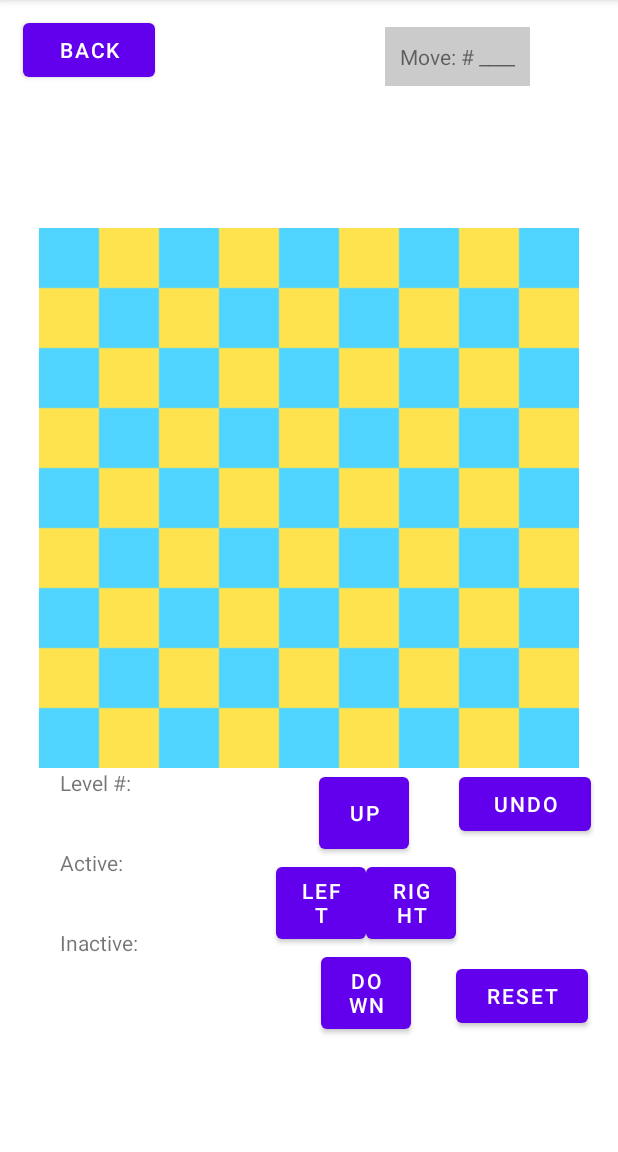
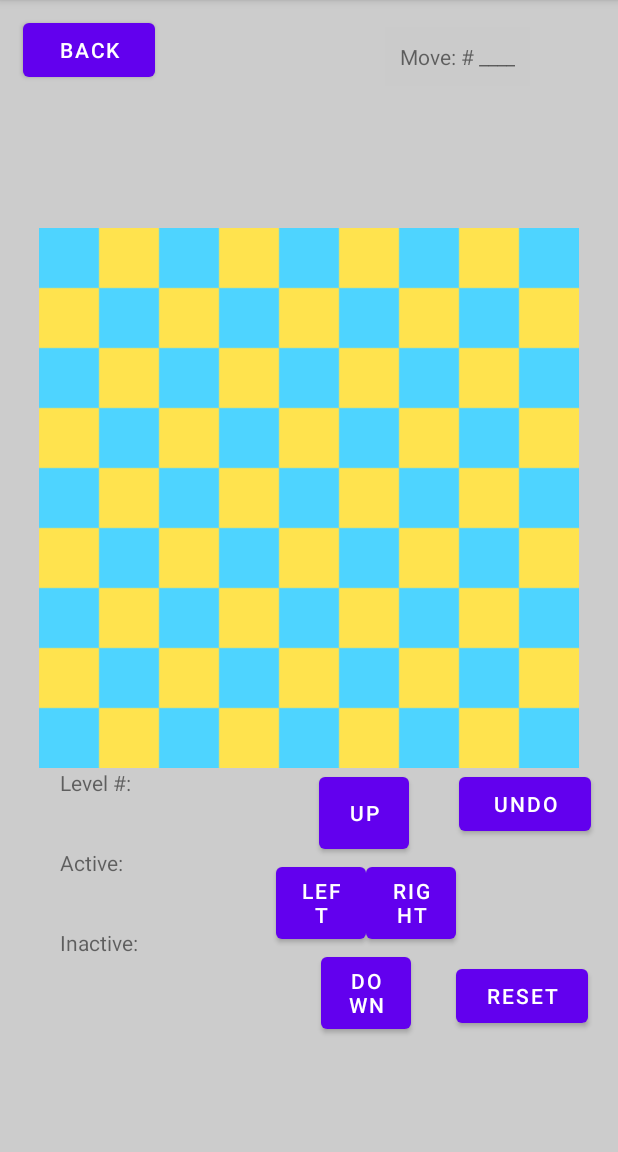
Before and after one commit to kcharris/PuzzleBitesGame, an Android app: the PuzzleActivity screen opened directly, with no data from a screen before it, on a phone screen of 412 x 824 dp, the part 84-1236 px from its top. Run offline under Robolectric (Android 15) with nearby library versions, the phone set to English and light mode, and no system bars; 3 statements that could not run were skipped.

Commit message:
Setup a setting repository

```diff
--- a/app/src/main/java/com/example/puzzlebites/PuzzleActivity.java
+++ b/app/src/main/java/com/example/puzzlebites/PuzzleActivity.java
@@ -19,6 +19,8 @@ import com.example.puzzlebites.data.model.Piece;
 import com.example.puzzlebites.data.model.Puzzle;
 import com.example.puzzlebites.data.model.Puzzles;
 import com.example.puzzlebites.data.model.Score;
+import com.example.puzzlebites.data.model.Setting;
+import com.example.puzzlebites.data.repository.SettingRepository;
 
 import java.util.ArrayList;
 import java.util.HashSet;
@@ -30,13 +32,20 @@ public class PuzzleActivity extends AppCompatActivity {
     private HashSet<String> endLocations;
     private String puzzleStr;
     ConstraintLayout myLayout;
+    SettingRepository settingRepository;
+    Setting settings;
 
     @Override
     protected void onCreate(Bundle savedInstanceState) {
         super.onCreate(savedInstanceState);
         this.puzzleStr = getIntent().getExtras().getString("puzzle");
         setContentView(R.layout.activity_puzzle);
+        myLayout = (ConstraintLayout) findViewById(R.id.puzzleActivity);
         score = new ViewModelProvider(this).get(Score.class);
+        settingRepository = new SettingRepository(this);
+        settings = settingRepository.getSettings();
+        myLayout.setBackgroundColor(settings.backgroundColor);
+
         score.getNumOfMovesString().observe(this, new Observer<String>() {
             @Override
             public void onChanged(String s) {
@@ -60,7 +69,6 @@ public class PuzzleActivity extends AppCompatActivity {
                         }
                     }
                 });
-        myLayout = (ConstraintLayout) findViewById(R.id.puzzleActivity);
         setPuzzle(puzzleStr);
 
     }
--- a/app/src/main/java/com/example/puzzlebites/SettingsActivity.java
+++ b/app/src/main/java/com/example/puzzlebites/SettingsActivity.java
@@ -18,7 +18,6 @@ public class SettingsActivity extends AppCompatActivity {
     protected void onCreate(Bundle savedInstanceState) {
         super.onCreate(savedInstanceState);
         setContentView(R.layout.activity_setting);
-
         restoreSharedPreferences();
     }
 
@@ -82,7 +81,6 @@ public class SettingsActivity extends AppCompatActivity {
     {
         SharedPreferences sp = getSharedPreferences("sharedPref", Context.MODE_PRIVATE);
         color = sp.getString("Color", "Default");
-
     }
 
 
--- /dev/null
+++ b/app/src/main/java/com/example/puzzlebites/data/model/Setting.java
@@ -0,0 +1,22 @@
+package com.example.puzzlebites.data.model;
+
+import android.graphics.Color;
+
+import java.util.ArrayList;
+import java.util.Arrays;
+import java.util.HashSet;
+import java.util.Set;
+
+public class Setting {
+    public int backgroundColor = Color.LTGRAY;
+    public int level1Score = 0;
+    public int level2Score = 0;
+    public int level3Score = 0;
+    public int level4Score = 0;
+    public int level5Score = 0;
+
+    public int getTotalScore(){
+        return level1Score + level2Score + level3Score + level4Score + level5Score;
+    }
+
+}
--- /dev/null
+++ b/app/src/main/java/com/example/puzzlebites/data/repository/SettingRepository.java
@@ -0,0 +1,52 @@
+package com.example.puzzlebites.data.repository;
+
+import android.content.Context;
+import android.content.SharedPreferences;
+
+import com.example.puzzlebites.data.model.Setting;
+import com.example.puzzlebites.data.source.SettingLocalDataSource;
+
+import java.util.Map;
+
+public class SettingRepository {
+    private SettingLocalDataSource settingDS;
+    private SharedPreferences shared;
+
+    public SettingRepository(Context context){
+        settingDS = new SettingLocalDataSource(context);
+        shared = settingDS.getSharedPreferences();
+    }
+    public void getSetting(){
+        //shared.getAll();
+    }
+    public void saveSettings(Setting setting){
+        shared.edit().putInt("level1Score", setting.level1Score);
+        shared.edit().putInt("level2Score", setting.level2Score);
+        shared.edit().putInt("level3Score", setting.level3Score);
+        shared.edit().putInt("level4Score", setting.level4Score);
+        shared.edit().putInt("level5Score", setting.level5Score);
+        // total score is not a saved property of Setting
+        shared.edit().putInt("totalScore", setting.getTotalScore());
+
+        shared.edit().putInt("backgroundColor", setting.backgroundColor);
+        shared.edit().apply();
+    }
+
+    public Setting getSettings(){
+        final Map<String, ?> settingMap = shared.getAll();
+        Setting setting = new Setting();
+        if(settingMap.size() > 0){
+            setting.level1Score = (int)settingMap.get("level1Score");
+            setting.level2Score = (int)settingMap.get("level2Score");
+            setting.level3Score = (int)settingMap.get("level3Score");
+            setting.level4Score = (int)settingMap.get("level4Score");
+            setting.level5Score = (int)settingMap.get("level5Score");
+
+            setting.backgroundColor = (int)settingMap.get("backgroundColor");
+        }
+
+        return setting;
+    }
+
+
+}
--- /dev/null
+++ b/app/src/main/java/com/example/puzzlebites/data/source/SettingLocalDataSource.java
@@ -0,0 +1,17 @@
+package com.example.puzzlebites.data.source;
+
+import android.content.Context;
+import android.content.SharedPreferences;
+
+import java.util.prefs.Preferences;
+
+public class SettingLocalDataSource {
+    private SharedPreferences sp;
+
+    public SettingLocalDataSource(Context context){
+        sp = context.getSharedPreferences("settings", Context.MODE_PRIVATE);
+    }
+    public SharedPreferences getSharedPreferences(){
+        return sp;
+    }
+}
```
